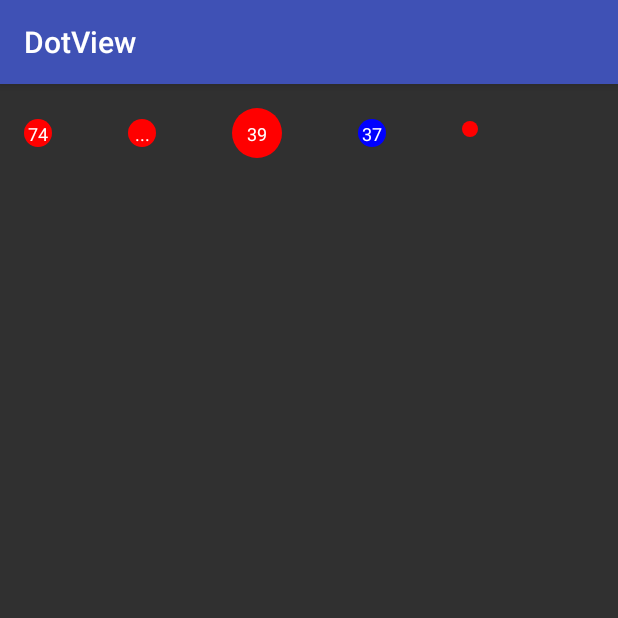
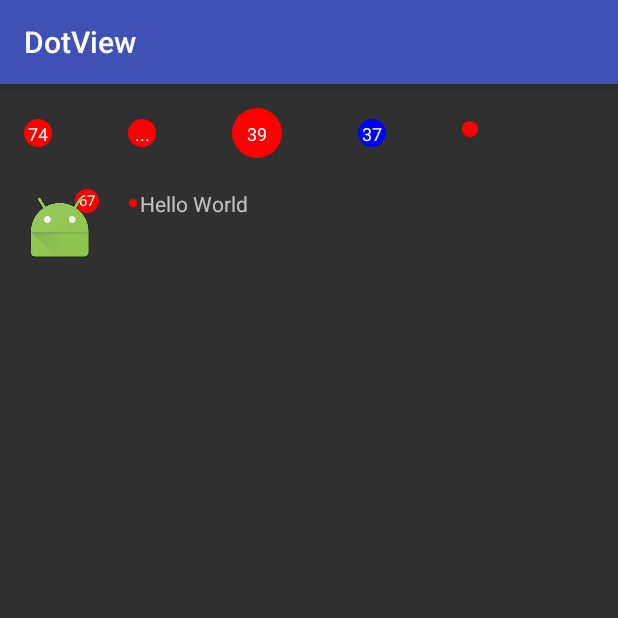
Before and after one commit to mengxn/DotView, an Android app: the screen it shows after launch (MainActivity), on a phone screen of 412 x 824 dp, the top half of it. Run offline under Robolectric (Android 15) with nearby library versions, the phone set to English and light mode, and no system bars.

Commit message:
add DotLayout

```diff
--- /dev/null
+++ b/app/src/main/java/me/codego/dotview/DotLayout.java
@@ -0,0 +1,157 @@
+package me.codego.dotview;
+
+import android.content.Context;
+import android.content.res.TypedArray;
+import android.graphics.Canvas;
+import android.graphics.Color;
+import android.graphics.Paint;
+import android.support.annotation.NonNull;
+import android.support.annotation.Nullable;
+import android.util.AttributeSet;
+import android.view.View;
+import android.widget.FrameLayout;
+
+/**
+ * 提示布局
+ * Created by mengxn on 2017/8/21.
+ */
+
+public class DotLayout extends FrameLayout {
+
+    private Paint mPaint;
+    private Paint mTextPaint;
+    private int mDotPadding;
+    private int mDotLocation;
+    private float mTextSize;
+    private int mDotOverPadding;
+    private int mNumber;
+    private boolean isShow;
+
+    private static final String DEFAULT_OVER_TEXT = "...";
+    private static final int DEFAULT_PADDING = 3;
+    private static final int DEFAULT_OVER_PADDING = 2;
+    private static final String DEFAULT_TEXT = "88";
+    private static final int DEFAULT_TEXT_SIZE = 10;
+
+    private static final int LOCATION_LEFT = 1;
+    private static final int LOCATION_RIGHT = 0;
+
+
+    public DotLayout(@NonNull Context context) {
+        this(context, null);
+    }
+
+    public DotLayout(@NonNull Context context, @Nullable AttributeSet attrs) {
+        super(context, attrs);
+
+        TypedArray typedArray = context.obtainStyledAttributes(attrs, R.styleable.DotView, 0, 0);
+        int color = typedArray.getColor(R.styleable.DotView_dotColor, Color.RED);
+        float density = getResources().getDisplayMetrics().density;
+        mDotPadding = typedArray.getDimensionPixelOffset(R.styleable.DotView_dotPadding, (int) (DEFAULT_PADDING * density));
+        mTextSize = typedArray.getDimensionPixelOffset(R.styleable.DotView_dotTextSize, (int) (DEFAULT_TEXT_SIZE * density));
+        mDotOverPadding = typedArray.getDimensionPixelOffset(R.styleable.DotView_dotTextSize, (int) (DEFAULT_OVER_PADDING * density));
+        mDotLocation = typedArray.getInt(R.styleable.DotView_dotLocation, LOCATION_RIGHT);
+        typedArray.recycle();
+
+        mPaint = new Paint(Paint.ANTI_ALIAS_FLAG);
+        mPaint.setColor(color);
+        mPaint.setAntiAlias(true);
+
+        mTextPaint = new Paint(Paint.ANTI_ALIAS_FLAG);
+        mTextPaint.setColor(Color.WHITE);
+        mTextPaint.setTextSize(mTextSize);
+
+        setWillNotDraw(false);
+
+        // 修改padding值以便显示红点
+        if (mDotLocation == LOCATION_LEFT) {
+            final int padding = mDotOverPadding + mDotPadding * 2;
+            if (getPaddingLeft() < padding) {
+                setPadding(padding, getPaddingTop(), getPaddingRight(), getPaddingBottom());
+            }
+        } else {
+            if (getPaddingTop() < mDotOverPadding || getPaddingRight() < mDotOverPadding) {
+                setPadding(getPaddingLeft(), mDotOverPadding, mDotOverPadding, getPaddingBottom());
+            }
+        }
+
+        if (isInEditMode()) {
+            isShow = true;
+            mNumber = 35;
+        }
+    }
+
+    @Override
+    protected void onDraw(Canvas canvas) {
+        super.onDraw(canvas);
+
+        // draw dot
+        if (isShow && getChildCount() > 0) {
+            if (mDotLocation == 1) {
+                drawLeft(canvas);
+            } else {
+                drawRight(canvas);
+            }
+        }
+    }
+
+    /**
+     * 只支持点显示，不显示具体数据
+     * @param canvas
+     */
+    private void drawLeft(Canvas canvas) {
+        canvas.save();
+        final int radius = mDotPadding;
+        final View childView = getChildAt(0);
+        canvas.translate(childView.getLeft() - radius * 2 - mDotOverPadding, (childView.getTop() + childView.getBottom()) / 2 - radius);
+        canvas.drawCircle(radius, radius, radius, mPaint);
+        canvas.restore();
+    }
+
+    private void drawRight(Canvas canvas) {
+        canvas.save();
+        final View childView = getChildAt(0);
+        // 计算点半径
+        int radius = mDotPadding;
+        if (mNumber > 0) {
+            final float textWidth = mTextPaint.measureText(DEFAULT_TEXT);
+            radius += textWidth / 2;
+        }
+        canvas.translate(childView.getRight() - radius * 2 + mDotOverPadding, childView.getTop() - mDotOverPadding);
+        canvas.drawCircle(radius, radius, radius, mPaint);
+
+        // 画显示数据
+        if (mNumber > 0) {
+            String text;
+            if (mNumber <= 99) {
+                text = String.valueOf(mNumber);
+            } else {
+                text = DEFAULT_OVER_TEXT;
+            }
+            final float textWidth = mTextPaint.measureText(text);
+            final Paint.FontMetrics fontMetrics = mTextPaint.getFontMetrics();
+            final float textHeight = fontMetrics.descent - fontMetrics.ascent;
+            final float translateY = radius * 2 - (radius * 2 - textHeight) / 2 - fontMetrics.descent;
+            canvas.translate(radius - textWidth / 2, translateY);
+            canvas.drawText(text, 0, 0, mTextPaint);
+        }
+
+        canvas.restore();
+    }
+
+    /**
+     * (0,99] 显示具体数据
+     * (-, 0] 只显示点
+     * (99,+) ...
+     *
+     * @param number
+     */
+    public void setNumber(int number) {
+        mNumber = number;
+    }
+
+    public void show(boolean isShow) {
+        this.isShow = isShow;
+        requestLayout();
+    }
+}
--- a/app/src/main/java/me/codego/dotview/MainActivity.java
+++ b/app/src/main/java/me/codego/dotview/MainActivity.java
@@ -9,5 +9,12 @@ public class MainActivity extends AppCompatActivity {
     protected void onCreate(Bundle savedInstanceState) {
         super.onCreate(savedInstanceState);
         setContentView(R.layout.activity_main);
+
+        final DotLayout dotLayout = (DotLayout) findViewById(R.id.dot_layout);
+        dotLayout.setNumber(67);
+        dotLayout.show(true);
+
+        final DotLayout dotLayout2 = (DotLayout) findViewById(R.id.dot_layout_2);
+        dotLayout2.show(true);
     }
 }
--- a/app/src/main/res/layout/activity_main.xml
+++ b/app/src/main/res/layout/activity_main.xml
@@ -6,12 +6,17 @@
     android:id="@+id/activity_main"
     android:layout_width="match_parent"
     android:layout_height="match_parent"
-    android:orientation="horizontal"
+    android:orientation="vertical"
     android:paddingBottom="@dimen/activity_vertical_margin"
     android:paddingLeft="@dimen/activity_horizontal_margin"
     android:paddingRight="@dimen/activity_horizontal_margin"
     android:paddingTop="@dimen/activity_vertical_margin"
     tools:context="me.codego.dotview.MainActivity">
+
+    <LinearLayout
+        android:layout_width="wrap_content"
+        android:layout_height="wrap_content"
+        android:orientation="horizontal">
 
         <me.codego.dotview.DotView
             android:layout_width="wrap_content"
@@ -23,9 +28,9 @@
         <me.codego.dotview.DotView
             android:layout_width="wrap_content"
             android:layout_height="wrap_content"
+            android:layout_marginLeft="50dp"
             android:text="74d"
             android:textColor="#FFF"
-        android:layout_marginLeft="50dp"
             android:textSize="12sp"/>
 
         <me.codego.dotview.DotView
@@ -53,5 +58,41 @@
             android:textColor="#FFF"
             android:textSize="12sp"
             app:dotPadding="5dp"/>
+    </LinearLayout>
+
+    <LinearLayout
+        android:layout_width="wrap_content"
+        android:layout_height="wrap_content"
+        android:layout_marginTop="20dp"
+        android:orientation="horizontal">
+
+        <me.codego.dotview.DotLayout
+            android:id="@+id/dot_layout"
+            android:layout_width="wrap_content"
+            app:dotOverPadding="15dp"
+            android:layout_height="wrap_content">
+
+            <ImageView
+                android:layout_width="wrap_content"
+                android:layout_height="wrap_content"
+                android:src="@mipmap/ic_launcher"/>
+        </me.codego.dotview.DotLayout>
+
+        <me.codego.dotview.DotLayout
+            android:id="@+id/dot_layout_2"
+            android:layout_width="wrap_content"
+            android:layout_height="wrap_content"
+            android:layout_marginLeft="20dp"
+            app:dotLocation="left">
+
+            <TextView
+                android:layout_width="wrap_content"
+                android:layout_height="wrap_content"
+                android:src="@mipmap/ic_launcher"
+                android:text="Hello World"/>
+        </me.codego.dotview.DotLayout>
 
     </LinearLayout>
+
+
+</LinearLayout>
--- a/app/src/main/res/values/dot_attrs.xml
+++ b/app/src/main/res/values/dot_attrs.xml
@@ -3,5 +3,12 @@
     <declare-styleable name="DotView">
         <attr name="dotColor" format="color"/>
         <attr name="dotPadding" format="dimension"/>
+        <attr name="dotOverPadding" format="dimension"/>
+        <attr name="dotTextSize" format="dimension"/>
+        <attr name="dotLocation" format="enum">
+            <enum name="right" value="0"/>
+            <enum name="left" value="1"/>
+        </attr>
     </declare-styleable>
+
 </resources>
```
Lines whose indentation alone changed are shown as unchanged.
